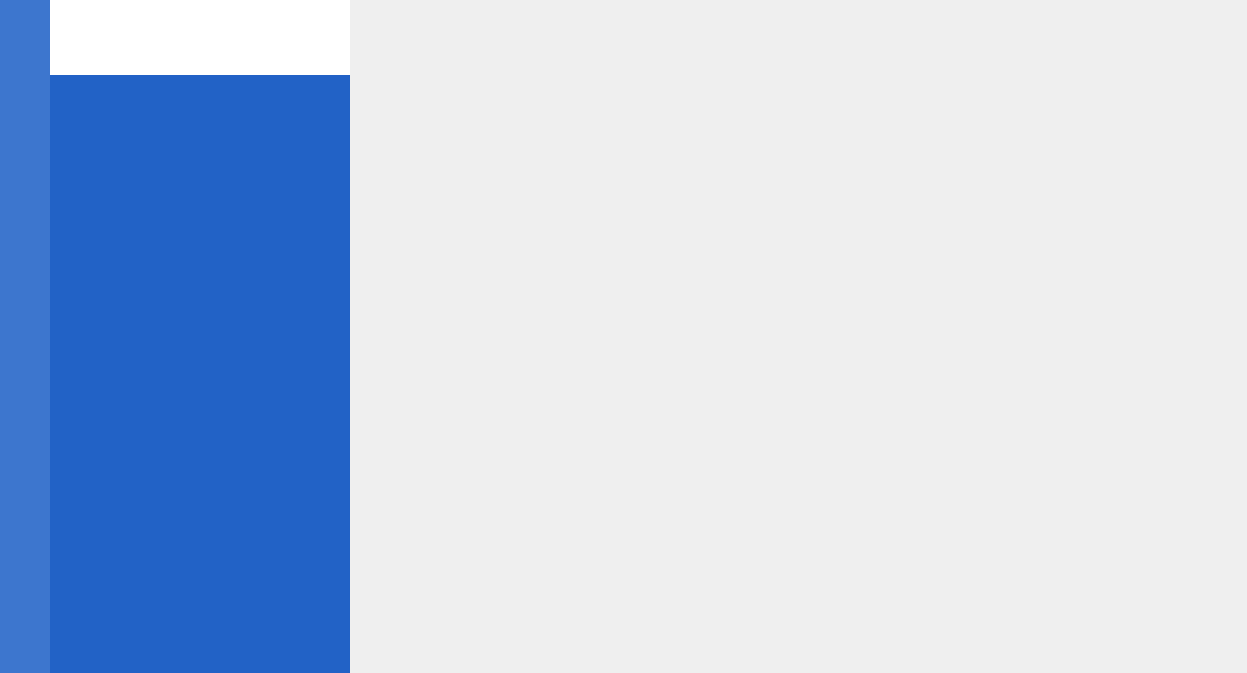
Above: JX_Editor_2_0/mainwindow.ui from IvanidzeKutnyk/BKR before the change. Below: the same form after it.
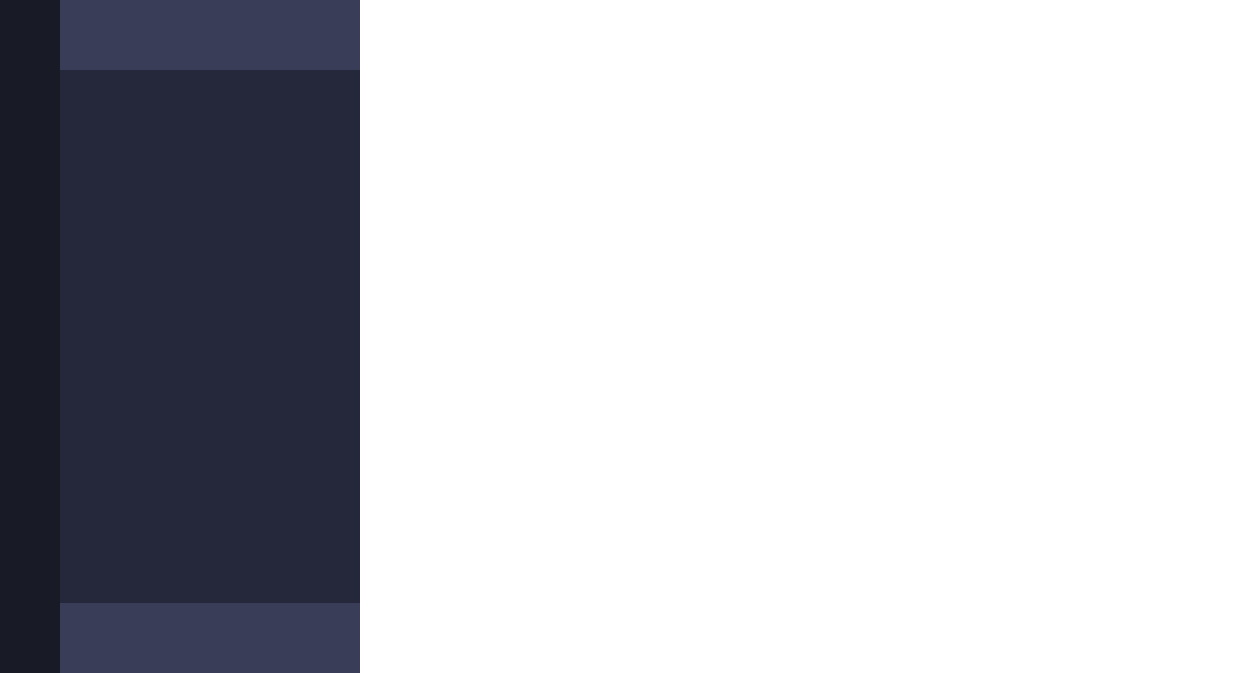
That is the form after the change. Icons and pictures are not drawn.

```diff
--- a/JX_Editor_2_0/mainwindow.ui
+++ b/JX_Editor_2_0/mainwindow.ui
@@ -6,7 +6,7 @@
    <rect>
     <x>0</x>
     <y>0</y>
-    <width>1247</width>
+    <width>1257</width>
     <height>673</height>
    </rect>
   </property>
@@ -15,12 +15,15 @@
   </property>
   <widget class="QWidget" name="centralwidget">
    <property name="styleSheet">
-    <string notr="true">#Left_Widget{
-background-color: #2262C6;
-}
-#Left_Inst_Bar_W{
-background-color:#3D76CE;
-}
+    <string notr="true">#LeftPartW{background-color: rgb(24, 26, 37);}
+#CentralPartW{background-color: rgb(37, 39, 59);}
+#RightPartW{background-color: rgb(255, 255, 255);}
+#LogoW,#ActiveFileW{background-color: rgb(58, 61, 88);}
+
+
+
+
+
 </string>
    </property>
    <layout class="QHBoxLayout" name="horizontalLayout">
@@ -40,22 +43,22 @@
      <number>0</number>
     </property>
     <item>
-     <widget class="QWidget" name="Left_Inst_Bar_W" native="true">
-      <property name="minimumSize">
-       <size>
-        <width>50</width>
-        <height>0</height>
-       </size>
-      </property>
+     <widget class="QWidget" name="LeftPartW" native="true">
       <property name="maximumSize">
        <size>
-        <width>50</width>
+        <width>60</width>
         <height>16777215</height>
        </size>
       </property>
+      <property name="styleSheet">
+       <string notr="true"/>
+      </property>
       <layout class="QVBoxLayout" name="verticalLayout">
+       <property name="spacing">
+        <number>0</number>
+       </property>
        <property name="leftMargin">
-        <number>5</number>
+        <number>2</number>
        </property>
        <property name="topMargin">
         <number>5</number>
@@ -69,17 +72,20 @@
        <item>
         <widget class="QWidget" name="Button" native="true">
          <layout class="QVBoxLayout" name="verticalLayout_2">
+          <property name="spacing">
+           <number>5</number>
+          </property>
           <property name="leftMargin">
-           <number>0</number>
+           <number>3</number>
           </property>
           <property name="topMargin">
-           <number>0</number>
+           <number>3</number>
           </property>
           <property name="rightMargin">
-           <number>0</number>
+           <number>3</number>
           </property>
           <property name="bottomMargin">
-           <number>0</number>
+           <number>3</number>
           </property>
          </layout>
         </widget>
@@ -92,68 +98,78 @@
          <property name="sizeHint" stdset="0">
           <size>
            <width>20</width>
-           <height>420</height>
+           <height>646</height>
           </size>
          </property>
         </spacer>
        </item>
-      </layout>
-     </widget>
-    </item>
-    <item>
-     <widget class="QWidget" name="Left_Widget" native="true">
-      <property name="minimumSize">
-       <size>
-        <width>300</width>
-        <height>0</height>
-       </size>
-      </property>
-      <property name="maximumSize">
-       <size>
-        <width>300</width>
-        <height>16777215</height>
-       </size>
-      </property>
-      <layout class="QVBoxLayout" name="verticalLayout_3">
-       <property name="spacing">
-        <number>0</number>
-       </property>
-       <property name="leftMargin">
-        <number>0</number>
-       </property>
-       <property name="topMargin">
-        <number>0</number>
-       </property>
-       <property name="rightMargin">
-        <number>0</number>
-       </property>
-       <property name="bottomMargin">
-        <number>0</number>
-       </property>
        <item>
-        <widget class="QWidget" name="Logo_W" native="true">
-         <property name="minimumSize">
-          <size>
-           <width>300</width>
-           <height>75</height>
-          </size>
-         </property>
-         <property name="maximumSize">
-          <size>
-           <width>300</width>
-           <height>75</height>
-          </size>
-         </property>
-         <property name="styleSheet">
-          <string notr="true">background-image: url(:/icons/JX_Logo.svg);
-background-position: center;
-background-repeat: no-repeat;
-background-color: rgb(255, 255, 255);
-
-</string>
-         </property>
+        <widget class="QWidget" name="SettingsW" native="true">
          <layout class="QGridLayout" name="gridLayout">
           <property name="leftMargin">
+           <number>3</number>
+          </property>
+          <property name="topMargin">
+           <number>3</number>
+          </property>
+          <property name="rightMargin">
+           <number>3</number>
+          </property>
+          <property name="bottomMargin">
+           <number>3</number>
+          </property>
+         </layout>
+        </widget>
+       </item>
+      </layout>
+     </widget>
+    </item>
+    <item>
+     <widget class="QWidget" name="CentralPartW" native="true">
+      <property name="minimumSize">
+       <size>
+        <width>300</width>
+        <height>0</height>
+       </size>
+      </property>
+      <property name="maximumSize">
+       <size>
+        <width>300</width>
+        <height>16777215</height>
+       </size>
+      </property>
+      <layout class="QVBoxLayout" name="verticalLayout_3">
+       <property name="spacing">
+        <number>0</number>
+       </property>
+       <property name="leftMargin">
+        <number>0</number>
+       </property>
+       <property name="topMargin">
+        <number>0</number>
+       </property>
+       <property name="rightMargin">
+        <number>0</number>
+       </property>
+       <property name="bottomMargin">
+        <number>0</number>
+       </property>
+       <item>
+        <widget class="QWidget" name="LogoW" native="true">
+         <property name="minimumSize">
+          <size>
+           <width>0</width>
+           <height>70</height>
+          </size>
+         </property>
+         <property name="maximumSize">
+          <size>
+           <width>16777215</width>
+           <height>70</height>
+          </size>
+         </property>
+         <layout class="QGridLayout" name="gridLayout_3">
+          <property name="leftMargin">
            <number>0</number>
           </property>
           <property name="topMargin">
@@ -165,12 +181,18 @@
           <property name="bottomMargin">
            <number>0</number>
           </property>
+          <property name="horizontalSpacing">
+           <number>0</number>
+          </property>
          </layout>
         </widget>
        </item>
        <item>
         <widget class="QWidget" name="Left_OutSide_W" native="true">
          <layout class="QVBoxLayout" name="verticalLayout_4">
+          <property name="spacing">
+           <number>0</number>
+          </property>
           <property name="leftMargin">
            <number>0</number>
           </property>
@@ -184,27 +206,8 @@
            <number>0</number>
           </property>
           <item>
-           <widget class="QWidget" name="Last_Files_W" native="true">
-            <property name="minimumSize">
-             <size>
-              <width>0</width>
-              <height>0</height>
-             </size>
-            </property>
-            <layout class="QVBoxLayout" name="verticalLayout_5">
-             <property name="leftMargin">
-              <number>5</number>
-             </property>
-             <property name="topMargin">
-              <number>5</number>
-             </property>
-             <property name="rightMargin">
-              <number>5</number>
-             </property>
-             <property name="bottomMargin">
-              <number>5</number>
-             </property>
-            </layout>
+           <widget class="QWidget" name="LastFilesInW" native="true">
+            <layout class="QVBoxLayout" name="verticalLayout_5"/>
            </widget>
           </item>
           <item>
@@ -215,7 +218,7 @@
             <property name="sizeHint" stdset="0">
              <size>
               <width>20</width>
-              <height>327</height>
+              <height>512</height>
              </size>
             </property>
            </spacer>
@@ -223,49 +226,45 @@
          </layout>
         </widget>
        </item>
-      </layout>
-     </widget>
-    </item>
-    <item>
-     <widget class="QWidget" name="Right_Main_W" native="true">
-      <property name="styleSheet">
-       <string notr="true"/>
-      </property>
-      <layout class="QVBoxLayout" name="verticalLayout_6">
        <item>
-        <widget class="QWidget" name="Out_Info_W" native="true">
-         <layout class="QVBoxLayout" name="verticalLayout_7">
+        <widget class="QWidget" name="ActiveFileW" native="true">
+         <property name="minimumSize">
+          <size>
+           <width>0</width>
+           <height>70</height>
+          </size>
+         </property>
+         <property name="maximumSize">
+          <size>
+           <width>16777215</width>
+           <height>70</height>
+          </size>
+         </property>
+         <layout class="QGridLayout" name="gridLayout_2">
           <property name="leftMargin">
-           <number>2</number>
+           <number>0</number>
           </property>
           <property name="topMargin">
-           <number>2</number>
+           <number>0</number>
           </property>
           <property name="rightMargin">
-           <number>2</number>
+           <number>0</number>
           </property>
           <property name="bottomMargin">
-           <number>2</number>
+           <number>0</number>
+          </property>
+          <property name="horizontalSpacing">
+           <number>0</number>
           </property>
          </layout>
         </widget>
        </item>
-       <item>
-        <spacer name="verticalSpacer_3">
-         <property name="orientation">
-          <enum>Qt::Vertical</enum>
-         </property>
-         <property name="sizeHint" stdset="0">
-          <size>
-           <width>20</width>
-           <height>40</height>
-          </size>
-         </property>
-        </spacer>
-       </item>
       </layout>
      </widget>
     </item>
+    <item>
+     <widget class="QWidget" name="RightPartW" native="true"/>
+    </item>
    </layout>
   </widget>
  </widget>
```
Left out of the diff: 4 changed lines with no effect on the pictures.
